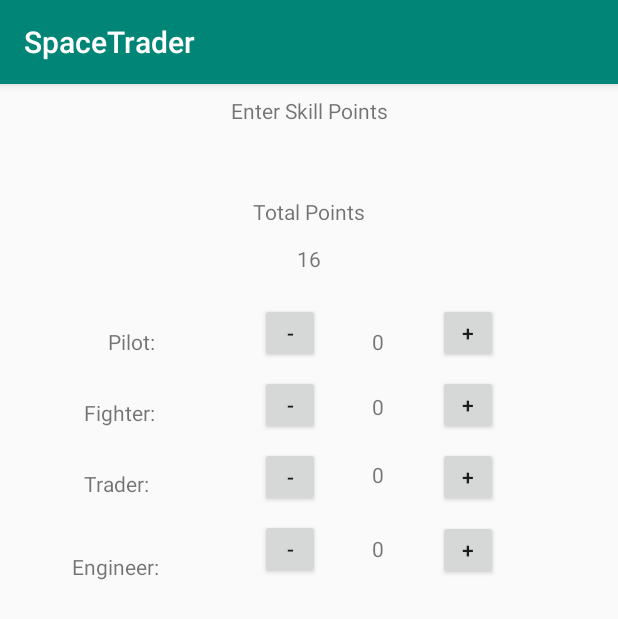
After one commit to haesslerian/Team_LINT-SpaceTrader, an Android app: the SetSkillsActivity screen opened directly, with no data from a screen before it, on a phone screen of 412 x 824 dp. The commit adds this screen. Shown: the top 619 px of the screen. Run offline under Robolectric (Android 15) with nearby library versions, the phone set to English and light mode, and no system bars; 4 statements that could not run were skipped.

Commit message:
Added the Data and Repository classes for data storage. Implemented Setskills page using MVVM architecture, and LiveData Observables.

```diff
--- a/app/build.gradle
+++ b/app/build.gradle
@@ -22,6 +22,9 @@ dependencies {
     implementation fileTree(dir: 'libs', include: ['*.jar'])
     implementation 'com.android.support:appcompat-v7:28.0.0'
     implementation 'com.android.support.constraint:constraint-layout:1.1.3'
+    implementation 'com.android.support:design:28.0.0'
+    implementation "android.arch.lifecycle:extensions:1.1.1"
+    implementation "android.arch.lifecycle:viewmodel:1.1.1"
     testImplementation 'junit:junit:4.12'
     androidTestImplementation 'com.android.support.test:runner:1.0.2'
     androidTestImplementation 'com.android.support.test.espresso:espresso-core:3.0.2'
--- a/app/src/main/AndroidManifest.xml
+++ b/app/src/main/AndroidManifest.xml
@@ -9,6 +9,7 @@
         android:roundIcon="@mipmap/ic_launcher_round"
         android:supportsRtl="true"
         android:theme="@style/AppTheme">
+        <activity android:name=".views.SetSkillsActivity"></activity>
         <activity android:name=".views.MainActivity">
             <intent-filter>
                 <action android:name="android.intent.action.MAIN" />
--- /dev/null
+++ b/app/src/main/java/com/example/spacetrader/entity/SkillTypes.java
@@ -0,0 +1,5 @@
+package com.example.spacetrader.entity;
+
+public enum SkillTypes {
+    PILOT,FIGHTER,TRADER,ENGINEER;
+}
--- /dev/null
+++ b/app/src/main/java/com/example/spacetrader/model/Model.java
@@ -0,0 +1,35 @@
+package com.example.spacetrader.model;
+
+import android.arch.lifecycle.MutableLiveData;
+
+import com.example.spacetrader.entity.Player;
+
+/**
+ * Container for the TOTAL STATE of the application.
+ * Singleton model (Only one instance of Model in total application)
+ * Contains all Interactors for application
+ */
+
+public class Model {
+    private Repository gameRepo;
+    //Singleton instance
+    private static Model instance;
+
+    public static Model getInstance() {
+        if(instance == null){
+            instance = new Model();
+        }
+        return instance;
+    }
+
+    //Initialize model
+    private Model(){
+        this.gameRepo = new Repository();
+    }
+
+    public MutableLiveData<Repository> getRepository(){
+        MutableLiveData<Repository> data = new MutableLiveData<>();
+        data.setValue(gameRepo);
+        return data;
+    }
+}
--- /dev/null
+++ b/app/src/main/java/com/example/spacetrader/viewmodel/SetSkillsViewModel.java
@@ -0,0 +1,132 @@
+package com.example.spacetrader.viewmodel;
+
+import android.arch.lifecycle.LiveData;
+import android.arch.lifecycle.MutableLiveData;
+import android.arch.lifecycle.ViewModel;
+
+import com.example.spacetrader.entity.Player;
+import com.example.spacetrader.entity.SkillTypes;
+import com.example.spacetrader.model.Model;
+import com.example.spacetrader.model.Repository;
+
+public class SetSkillsViewModel extends ViewModel {
+
+    private MutableLiveData<Repository> mRepository;
+    private MutableLiveData<Integer> mTotalPoints;
+    private Model mModel;
+
+    public void init(){
+        if(mTotalPoints == null){
+            mTotalPoints = new MutableLiveData<>();
+            mTotalPoints.setValue(16);
+        }
+        if(mRepository != null){
+            return;
+        }
+        mModel = Model.getInstance();
+        mRepository = mModel.getRepository();
+    }
+
+    public LiveData<Repository> getRepository(){
+        return mRepository;
+    }
+
+    public LiveData<Integer> getTotalPoints(){
+        return mTotalPoints;
+    }
+
+    public void setTotalPoints(Integer newTotal){
+        mTotalPoints.setValue(newTotal);
+    }
+
+    public void updatePlayerSkills(SkillTypes type, Integer newValue){
+            Repository changes = mRepository.getValue();
+            switch (type){
+                case PILOT: {
+                    if(newValue > changes.getUserPlayer().getSkillPilot()){
+                        if(mTotalPoints.getValue() > 0 ){
+                            mTotalPoints.setValue(mTotalPoints.getValue() - 1);
+                        }
+                        else{
+                            break;
+                        }
+                    }
+                    else {
+                        if(mTotalPoints.getValue() > 15 || changes.getUserPlayer().getSkillPilot() == 1){
+                            break;
+                        }
+                        else{
+                            mTotalPoints.setValue(mTotalPoints.getValue() + 1);
+                        }
+                    }
+                    changes.getUserPlayer().setSkillPilot(newValue);
+                    mRepository.setValue(changes);
+                    break;
+                }
+                case TRADER:{
+                    if(newValue > changes.getUserPlayer().getSkillTrader()){
+                        if(mTotalPoints.getValue() > 0 ) {
+                            mTotalPoints.setValue(mTotalPoints.getValue() - 1);
+                        }
+                        else{
+                            break;
+                        }
+                    }
+                    else {
+                        if(mTotalPoints.getValue() > 15 || changes.getUserPlayer().getSkillTrader() == 1){
+                            break;
+                        }
+                        else{
+                            mTotalPoints.setValue(mTotalPoints.getValue() + 1);
+                        }
+                    }
+                    changes.getUserPlayer().setSkillTrader(newValue);
+                    mRepository.setValue(changes);
+                    break;
+                }
+                case FIGHTER: {
+                    if(newValue > changes.getUserPlayer().getSkillFighter()){
+                        if(mTotalPoints.getValue() > 0 ) {
+                            mTotalPoints.setValue(mTotalPoints.getValue() - 1);
+                        }
+                        else{
+                            break;
+                        }
+                    }
+                    else {
+                        if(mTotalPoints.getValue() > 15 || changes.getUserPlayer().getSkillFighter() == 1){
+                            break;
+                        }
+                        else{
+                            mTotalPoints.setValue(mTotalPoints.getValue() + 1);
+                        }
+                    }
+                    changes.getUserPlayer().setSkillFighter(newValue);
+                    mRepository.setValue(changes);
+                    break;
+                }
+                case ENGINEER: {
+                    if(newValue > changes.getUserPlayer().getSkillEngineer()){
+                        if(mTotalPoints.getValue() > 0 ) {
+                            mTotalPoints.setValue(mTotalPoints.getValue() - 1);
+                        }
+                        else{
+                            break;
+                        }
+                    }
+                    else {
+                        if(mTotalPoints.getValue() > 15 || changes.getUserPlayer().getSkillEngineer() == 1){
+                            break;
+                        }
+                        else{
+                            mTotalPoints.setValue(mTotalPoints.getValue() + 1);
+                        }
+                    }
+                    changes.getUserPlayer().setSkillEngineer(newValue);
+                    mRepository.setValue(changes);
+                    break;
+                }
+                default: break;
+            }
+    }
+}
--- /dev/null
+++ b/app/src/main/java/com/example/spacetrader/views/SetSkillsActivity.java
@@ -0,0 +1,95 @@
+package com.example.spacetrader.views;
+import android.arch.lifecycle.Observer;
+import android.arch.lifecycle.ViewModelProviders;
+import android.support.annotation.Nullable;
+import android.support.v7.app.AppCompatActivity;
+import android.os.Bundle;
+import android.view.View;
+import android.widget.TextView;
+
+import com.example.spacetrader.R;
+import com.example.spacetrader.entity.Player;
+import com.example.spacetrader.entity.SkillTypes;
+import com.example.spacetrader.model.Repository;
+import com.example.spacetrader.viewmodel.SetSkillsViewModel;
+
+public class SetSkillsActivity extends AppCompatActivity {
+
+    private SetSkillsViewModel mSetSkillsViewModel;
+    private TextView totalPointsTextView;
+    private TextView pilotPointsTextView;
+    private TextView fighterPointsTextView;
+    private TextView traderPointsTextView;
+    private TextView engineerPointsTextView;
+
+    @Override
+    protected void onCreate(Bundle savedInstanceState) {
+        super.onCreate(savedInstanceState);
+        setContentView(R.layout.activity_set_skills);
+        totalPointsTextView = findViewById(R.id.totalPointsNum);
+        pilotPointsTextView = findViewById(R.id.pilotSkillAmount);
+        fighterPointsTextView = findViewById(R.id.fighterSkillAmount);
+        traderPointsTextView = findViewById(R.id.traderSkillAmount);
+        engineerPointsTextView = findViewById(R.id.engineerSkillAmount);
+        mSetSkillsViewModel = ViewModelProviders.of(this).get(SetSkillsViewModel.class);
+        mSetSkillsViewModel.init();
+        mSetSkillsViewModel.getRepository().observe(this, new Observer<Repository>() {
+            @Override
+            public void onChanged(@Nullable Repository repository) {
+                if(repository != null){
+                    updateValues(repository);
+                }
+            }
+        });
+        mSetSkillsViewModel.getTotalPoints().observe(this, new Observer<Integer>() {
+            @Override
+            public void onChanged(@Nullable Integer integer) {
+                updateTotal(integer);
+            }
+        });
+    }
+
+
+    private void updateValues(Repository values){
+        pilotPointsTextView.setText(Integer.toString(values.getUserPlayer().getSkillPilot()));
+        fighterPointsTextView.setText(Integer.toString(values.getUserPlayer().getSkillFighter()));
+        traderPointsTextView.setText(Integer.toString(values.getUserPlayer().getSkillTrader()));
+        engineerPointsTextView.setText(Integer.toString(values.getUserPlayer().getSkillEngineer()));
+    }
+
+    private void updateTotal(Integer total){
+        totalPointsTextView.setText(total.toString());
+    }
+
+    public void incrementPilot(View view){
+        mSetSkillsViewModel.updatePlayerSkills(SkillTypes.PILOT,mSetSkillsViewModel.getRepository().getValue().getUserPlayer().getSkillPilot() + 1);
+    }
+
+    public void incrementFighter(View view){
+        mSetSkillsViewModel.updatePlayerSkills(SkillTypes.FIGHTER,mSetSkillsViewModel.getRepository().getValue().getUserPlayer().getSkillFighter() + 1);
+    }
+
+    public void incrementTrader(View view){
+        mSetSkillsViewModel.updatePlayerSkills(SkillTypes.TRADER,mSetSkillsViewModel.getRepository().getValue().getUserPlayer().getSkillTrader() + 1);
+    }
+
+    public void incrementEngineer(View view){
+        mSetSkillsViewModel.updatePlayerSkills(SkillTypes.ENGINEER,mSetSkillsViewModel.getRepository().getValue().getUserPlayer().getSkillEngineer() + 1);
+    }
+
+    public void decrementPilot(View view){
+        mSetSkillsViewModel.updatePlayerSkills(SkillTypes.PILOT,mSetSkillsViewModel.getRepository().getValue().getUserPlayer().getSkillPilot() - 1);
+    }
+
+    public void decrementFighter(View view){
+        mSetSkillsViewModel.updatePlayerSkills(SkillTypes.FIGHTER,mSetSkillsViewModel.getRepository().getValue().getUserPlayer().getSkillFighter() - 1);
+    }
+
+    public void decrementTrader(View view){
+        mSetSkillsViewModel.updatePlayerSkills(SkillTypes.TRADER,mSetSkillsViewModel.getRepository().getValue().getUserPlayer().getSkillTrader() - 1);
+    }
+
+    public void decrementEngineer(View view){
+        mSetSkillsViewModel.updatePlayerSkills(SkillTypes.ENGINEER,mSetSkillsViewModel.getRepository().getValue().getUserPlayer().getSkillEngineer() - 1);
+    }
+}
--- /dev/null
+++ b/app/src/main/res/layout/activity_set_skills.xml
@@ -0,0 +1,240 @@
+<?xml version="1.0" encoding="utf-8"?>
+<android.support.constraint.ConstraintLayout xmlns:android="http://schemas.android.com/apk/res/android"
+    xmlns:app="http://schemas.android.com/apk/res-auto"
+    xmlns:tools="http://schemas.android.com/tools"
+    android:layout_width="match_parent"
+    android:layout_height="match_parent"
+    tools:context=".views.SetSkillsActivity">
+
+    <TextView
+        android:id="@+id/textView"
+        android:layout_width="wrap_content"
+        android:layout_height="wrap_content"
+        android:layout_marginStart="8dp"
+        android:layout_marginTop="8dp"
+        android:layout_marginEnd="8dp"
+        android:text="Enter Skill Points"
+        app:layout_constraintEnd_toEndOf="parent"
+        app:layout_constraintStart_toStartOf="parent"
+        app:layout_constraintTop_toTopOf="parent" />
+
+    <TextView
+        android:id="@+id/totalPoints"
+        android:layout_width="wrap_content"
+        android:layout_height="15dp"
+        android:layout_marginStart="8dp"
+        android:layout_marginTop="48dp"
+        android:layout_marginEnd="8dp"
+        android:text="Total Points"
+        app:layout_constraintEnd_toEndOf="parent"
+        app:layout_constraintStart_toStartOf="parent"
+        app:layout_constraintTop_toBottomOf="@+id/textView" />
+
+    <TextView
+        android:id="@+id/totalPointsNum"
+        android:layout_width="wrap_content"
+        android:layout_height="wrap_content"
+        android:layout_marginStart="8dp"
+        android:layout_marginTop="16dp"
+        android:layout_marginEnd="8dp"
+        android:text="16"
+        app:layout_constraintEnd_toEndOf="parent"
+        app:layout_constraintStart_toStartOf="parent"
+        app:layout_constraintTop_toBottomOf="@+id/totalPoints" />
+
+    <TextView
+        android:id="@+id/pilotSkillLabel"
+        android:layout_width="wrap_content"
+        android:layout_height="wrap_content"
+        android:layout_marginStart="72dp"
+        android:layout_marginTop="36dp"
+        android:text="Pilot:"
+        app:layout_constraintStart_toStartOf="parent"
+        app:layout_constraintTop_toBottomOf="@+id/totalPointsNum" />
+
+    <TextView
+        android:id="@+id/pilotSkillAmount"
+        android:layout_width="wrap_content"
+        android:layout_height="wrap_content"
+        android:layout_marginTop="36dp"
+        android:layout_marginEnd="36dp"
+        android:text="0"
+        app:layout_constraintEnd_toStartOf="@+id/pilotSkillAdd"
+        app:layout_constraintTop_toBottomOf="@+id/totalPointsNum" />
+
+    <TextView
+        android:id="@+id/fighterSkillLabel"
+        android:layout_width="wrap_content"
+        android:layout_height="wrap_content"
+        android:layout_marginStart="56dp"
+        android:layout_marginTop="28dp"
+        android:text="Fighter:"
+        app:layout_constraintStart_toStartOf="parent"
+        app:layout_constraintTop_toBottomOf="@+id/pilotSkillLabel" />
+
+    <TextView
+        android:id="@+id/fighterSkillAmount"
+        android:layout_width="wrap_content"
+        android:layout_height="wrap_content"
+        android:layout_marginTop="24dp"
+        android:layout_marginEnd="36dp"
+        android:text="0"
+        app:layout_constraintEnd_toStartOf="@+id/fighterSkillAdd"
+        app:layout_constraintTop_toBottomOf="@+id/pilotSkillAmount" />
+
+    <TextView
+        android:id="@+id/traderSkillLabel"
+        android:layout_width="wrap_content"
+        android:layout_height="wrap_content"
+        android:layout_marginStart="56dp"
+        android:layout_marginTop="28dp"
+        android:text="Trader:"
+        app:layout_constraintStart_toStartOf="parent"
+        app:layout_constraintTop_toBottomOf="@+id/fighterSkillLabel" />
+
+    <TextView
+        android:id="@+id/traderSkillAmount"
+        android:layout_width="wrap_content"
+        android:layout_height="wrap_content"
+        android:layout_marginTop="26dp"
+        android:layout_marginEnd="156dp"
+        android:text="0"
+        app:layout_constraintEnd_toEndOf="parent"
+        app:layout_constraintTop_toBottomOf="@+id/fighterSkillAmount" />
+
+    <TextView
+        android:id="@+id/engineerSkillLabel"
+        android:layout_width="wrap_content"
+        android:layout_height="wrap_content"
+        android:layout_marginStart="48dp"
+        android:layout_marginTop="36dp"
+        android:layout_marginBottom="8dp"
+        android:text="Engineer:"
+        app:layout_constraintBottom_toBottomOf="parent"
+        app:layout_constraintStart_toStartOf="parent"
+        app:layout_constraintTop_toBottomOf="@+id/traderSkillLabel"
+        app:layout_constraintVertical_bias="0.0" />
+
+    <TextView
+        android:id="@+id/engineerSkillAmount"
+        android:layout_width="wrap_content"
+        android:layout_height="wrap_content"
+        android:layout_marginTop="30dp"
+        android:layout_marginEnd="36dp"
+        android:layout_marginBottom="8dp"
+        android:text="0"
+        app:layout_constraintBottom_toBottomOf="parent"
+        app:layout_constraintEnd_toStartOf="@+id/engineerAdd"
+        app:layout_constraintTop_toBottomOf="@+id/traderSkillAmount"
+        app:layout_constraintVertical_bias="0.0" />
+
+    <Button
+        android:id="@+id/pilotSkillSub"
+        android:layout_width="40dp"
+        android:layout_height="40dp"
+        android:layout_marginStart="8dp"
+        android:layout_marginTop="20dp"
+        android:layout_marginEnd="8dp"
+        android:onClick="decrementPilot"
+        android:text="-"
+        app:layout_constraintEnd_toStartOf="@+id/pilotSkillAmount"
+        app:layout_constraintHorizontal_bias="0.701"
+        app:layout_constraintStart_toEndOf="@+id/pilotSkillLabel"
+        app:layout_constraintTop_toBottomOf="@+id/totalPointsNum" />
+
+    <Button
+        android:id="@+id/pilotSkillAdd"
+        android:layout_width="40dp"
+        android:layout_height="40dp"
+        android:layout_marginTop="20dp"
+        android:layout_marginEnd="80dp"
+        android:onClick="incrementPilot"
+        android:text="+"
+        app:layout_constraintEnd_toEndOf="parent"
+        app:layout_constraintTop_toBottomOf="@+id/totalPointsNum" />
+
+    <Button
+        android:id="@+id/fighterSkillSub"
+        android:layout_width="40dp"
+        android:layout_height="40dp"
+        android:layout_marginStart="8dp"
+        android:layout_marginTop="8dp"
+        android:layout_marginEnd="8dp"
+        android:onClick="decrementFighter"
+        android:text="-"
+        app:layout_constraintEnd_toStartOf="@+id/fighterSkillAmount"
+        app:layout_constraintHorizontal_bias="0.701"
+        app:layout_constraintStart_toEndOf="@+id/fighterSkillLabel"
+        app:layout_constraintTop_toBottomOf="@+id/pilotSkillSub" />
+
+    <Button
+        android:id="@+id/fighterSkillAdd"
+        android:layout_width="40dp"
+        android:layout_height="40dp"
+        android:layout_marginTop="8dp"
+        android:layout_marginEnd="80dp"
+        android:onClick="incrementFighter"
+        android:text="+"
+        app:layout_constraintEnd_toEndOf="parent"
+        app:layout_constraintTop_toBottomOf="@+id/pilotSkillAdd" />
+
+    <Button
+        android:id="@+id/traderSkillSub"
+        android:layout_width="40dp"
+        android:layout_height="40dp"
+        android:layout_marginStart="8dp"
+        android:layout_marginTop="8dp"
+        android:layout_marginEnd="8dp"
+        android:onClick="decrementTrader"
+        android:text="-"
+        app:layout_constraintEnd_toStartOf="@+id/traderSkillAmount"
+        app:layout_constraintHorizontal_bias="0.711"
+        app:layout_constraintStart_toEndOf="@+id/traderSkillLabel"
+        app:layout_constraintTop_toBottomOf="@+id/fighterSkillSub" />
+
+    <Button
+        android:id="@+id/traderSkillAdd"
+        android:layout_width="40dp"
+        android:layout_height="40dp"
+        android:layout_marginStart="8dp"
+        android:layout_marginTop="8dp"
+        android:layout_marginEnd="8dp"
+        android:onClick="incrementTrader"
+        android:text="+"
+        app:layout_constraintEnd_toEndOf="parent"
+        app:layout_constraintHorizontal_bias="0.28"
+        app:layout_constraintStart_toEndOf="@+id/traderSkillAmount"
+        app:layout_constraintTop_toBottomOf="@+id/fighterSkillAdd" />
+
+    <Button
+        android:id="@+id/engineerSub"
+        android:layout_width="40dp"
+        android:layout_height="40dp"
+        android:layout_marginStart="8dp"
+        android:layout_marginTop="8dp"
+        android:layout_marginEnd="8dp"
+        android:layout_marginBottom="8dp"
+        android:onClick="decrementEngineer"
+        android:text="-"
+        app:layout_constraintBottom_toBottomOf="parent"
+        app:layout_constraintEnd_toStartOf="@+id/engineerSkillAmount"
+        app:layout_constraintHorizontal_bias="0.69"
+        app:layout_constraintStart_toEndOf="@+id/engineerSkillLabel"
+        app:layout_constraintTop_toBottomOf="@+id/traderSkillSub"
+        app:layout_constraintVertical_bias="0.0" />
+
+    <Button
+        android:id="@+id/engineerAdd"
+        android:layout_width="40dp"
+        android:layout_height="40dp"
+        android:layout_marginTop="8dp"
+        android:layout_marginEnd="80dp"
+        android:layout_marginBottom="8dp"
+        android:onClick="incrementEngineer"
+        android:text="+"
+        app:layout_constraintBottom_toBottomOf="parent"
+        app:layout_constraintEnd_toEndOf="parent"
+        app:layout_constraintTop_toBottomOf="@+id/traderSkillAdd"
+        app:layout_constraintVertical_bias="0.002" />
+
+</android.support.constraint.ConstraintLayout>
--- a/app/src/main/res/values/strings.xml
+++ b/app/src/main/res/values/strings.xml
@@ -1,3 +1,4 @@
 <resources>
     <string name="app_name">SpaceTrader</string>
+    <string name="title_activity_set_skills">SetSkills</string>
 </resources>
```
Also changed, not shown: app/src/main/java/com/example/spacetrader/entity/player.java (+63 -2 lines), app/src/main/java/com/example/spacetrader/model/Repository.java (added, +21 -0 lines), app/src/main/java/com/example/spacetrader/views/MainActivity.java (+7 -0 lines), app/src/main/res/layout/activity_main.xml (+19 -3 lines), app/src/main/res/values/styles.xml (+9 -0 lines).
